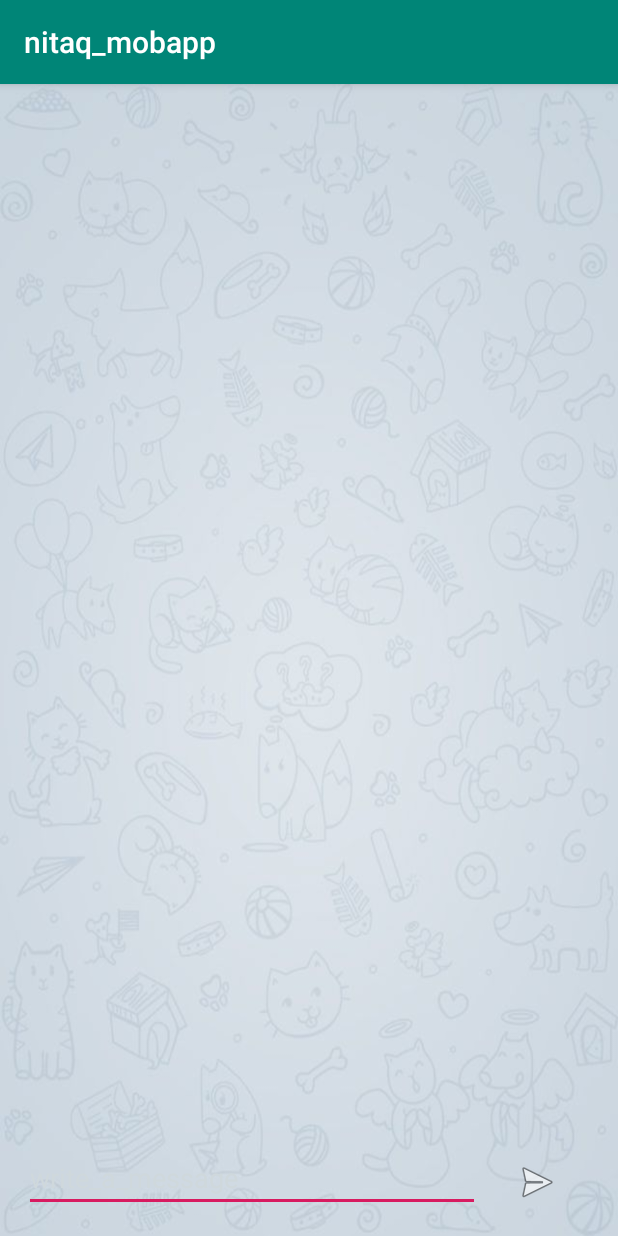
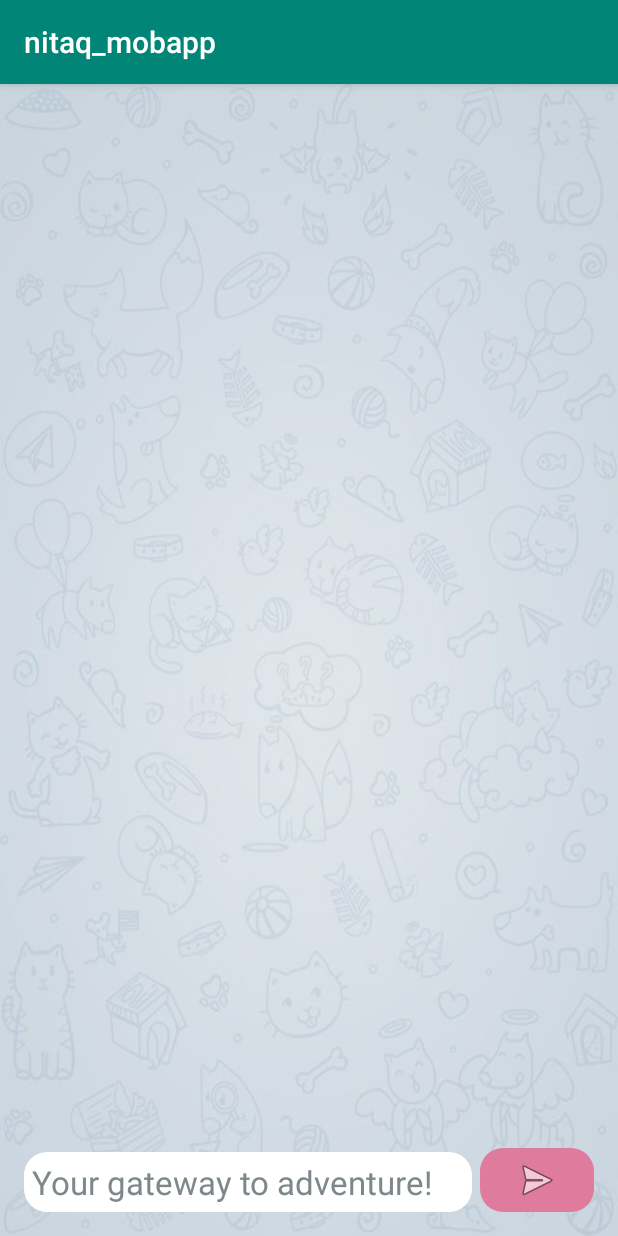
Before and after one commit to BrylleGomez/nitaq-mobile, an Android app: the ChatActivity screen opened directly, with no data from a screen before it, on a phone screen of 412 x 824 dp. Run offline under Robolectric (Android 15) with nearby library versions, the phone set to English and light mode, and no system bars.

Commit message:
Worked on chat

```diff
--- a/app/build.gradle
+++ b/app/build.gradle
@@ -40,6 +40,7 @@ dependencies {
     androidTestImplementation 'androidx.test:runner:1.2.0'
     androidTestImplementation 'androidx.test.espresso:espresso-core:3.2.0'
     implementation 'androidx.navigation:navigation-fragment:2.1.0'
-    implementation 'androidx.navigation:navigation-ui:2.1.0'
+    implementation 'androidx.navigation:navigation-ui:2.2.2'
     implementation 'com.google.android.gms:play-services-location:17.0.0'
+    implementation 'com.android.support:cardview-v7:28.0.0'
 }
--- a/app/src/main/java/com/brylle/nitaq_mobapp/ChatActivity.java
+++ b/app/src/main/java/com/brylle/nitaq_mobapp/ChatActivity.java
@@ -1,6 +1,8 @@
 package com.brylle.nitaq_mobapp;
 
+import android.graphics.Color;
 import android.os.Bundle;
+import android.os.CountDownTimer;
 import android.view.Gravity;
 import android.view.View;
 import android.view.ViewGroup;
@@ -11,7 +13,11 @@ import android.widget.RelativeLayout;
 import android.widget.ScrollView;
 import android.widget.TextView;
 
+import androidx.annotation.ColorInt;
 import androidx.appcompat.app.AppCompatActivity;
+
+import java.util.HashMap;
+import java.util.Map;
 
 public class ChatActivity extends AppCompatActivity {
     LinearLayout layout;
@@ -32,23 +38,26 @@ public class ChatActivity extends AppCompatActivity {
         messageArea = findViewById(R.id.messageArea);
         scrollView = findViewById(R.id.scrollView);
 
-//        Firebase.setAndroidContext(this);
-//        reference1 = new Firebase("https://chatapp-60323.firebaseio.com/messages/" + UserDetails.username + "_" + UserDetails.chatWith);
-//        reference2 = new Firebase("https://chatapp-60323.firebaseio.com/messages/" + UserDetails.chatWith + "_" + UserDetails.username);
 
         sendButton.setOnClickListener(new View.OnClickListener() {
             @Override
             public void onClick(View v) {
                 String messageText = messageArea.getText().toString();
 
-//                if(!messageText.equals("")){
-//                    Map<String, String> map = new HashMap<String, String>();
-//                    map.put("message", messageText);
-//                    map.put("user", UserDetails.username);
-//                    reference1.push().setValue(map);
-//                    reference2.push().setValue(map);
-//                    messageArea.setText("");
-//                }
+                if(!messageText.equals("")){
+                    addMessageBox(messageText, 2);
+                    messageArea.setText("");
+
+                    new CountDownTimer(2000, 1000) {
+                        public void onFinish() {
+                            addMessageBox("I'm a bot!", 1);
+                        }
+
+                        public void onTick(long millisUntilFinished) {
+                            // millisUntilFinished    The amount of time until finished.
+                        }
+                    }.start();
+                }
             }
         });
 
@@ -94,15 +103,19 @@ public class ChatActivity extends AppCompatActivity {
         textView.setText(message);
 
         LinearLayout.LayoutParams lp2 = new LinearLayout.LayoutParams(ViewGroup.LayoutParams.WRAP_CONTENT, ViewGroup.LayoutParams.WRAP_CONTENT);
+        lp2.setMargins(3,3,3,3);
         lp2.weight = 7.0f;
-
+        textView.setPadding(25,15,25,25);
+        textView.setTextSize(20);
         if(type == 1) {
             lp2.gravity = Gravity.LEFT;
             textView.setBackgroundResource(R.drawable.bubble_in);
+            textView.setTextColor(Color.WHITE);
         }
         else{
             lp2.gravity = Gravity.RIGHT;
             textView.setBackgroundResource(R.drawable.bubble_out);
+            textView.setTextColor(Color.WHITE);
         }
         textView.setLayoutParams(lp2);
         layout.addView(textView);
--- /dev/null
+++ b/app/src/main/res/drawable-xxhdpi/btnbg.xml
@@ -0,0 +1,11 @@
+<?xml version="1.0" encoding="utf-8"?>
+<!--  res/drawable/rounded_edittext.xml -->
+<shape xmlns:android="http://schemas.android.com/apk/res/android"
+    android:shape="rectangle" android:padding="10dp">
+    <solid android:color="#DF7C9E"/>
+    <corners
+        android:bottomRightRadius="15dp"
+        android:bottomLeftRadius="15dp"
+        android:topLeftRadius="15dp"
+        android:topRightRadius="15dp"/>
+</shape>
--- /dev/null
+++ b/app/src/main/res/drawable/edtbg.xml
@@ -0,0 +1,11 @@
+<?xml version="1.0" encoding="utf-8"?>
+<!--  res/drawable/rounded_edittext.xml -->
+<shape xmlns:android="http://schemas.android.com/apk/res/android"
+    android:shape="rectangle" android:padding="10dp">
+    <solid android:color="#FFFFFF"/>
+    <corners
+        android:bottomRightRadius="15dp"
+        android:bottomLeftRadius="15dp"
+        android:topLeftRadius="15dp"
+        android:topRightRadius="15dp"/>
+</shape>
--- a/app/src/main/res/layout/message_place.xml
+++ b/app/src/main/res/layout/message_place.xml
@@ -2,25 +2,35 @@
 <LinearLayout xmlns:android="http://schemas.android.com/apk/res/android"
     android:layout_width="match_parent"
     android:layout_height="match_parent"
+    xmlns:app="http://schemas.android.com/apk/res-auto"
     android:gravity="bottom"
     android:orientation="horizontal">
 
     <EditText
+        android:id="@+id/messageArea"
         android:layout_width="match_parent"
         android:layout_height="wrap_content"
+        android:layout_marginRight="5dp"
         android:layout_weight="1"
-        android:textColorHint="#CFD8DC"
-        android:textColor="#CFD8DC"
-        android:hint="write_a_message"
-        android:id="@+id/messageArea"
+        android:background="@drawable/edtbg"
+        android:hint="Your gateway to adventure!"
         android:maxHeight="80dp"
-        />
+        android:paddingLeft="5dp"
+        android:paddingTop="5dp"
+        android:paddingRight="5dp"
+        android:paddingBottom="5dp"
+        android:textColor="#000000"
+        android:textColorHint="#7E888A"
+        android:textSize="22sp" />
 
     <ImageView
+        android:id="@+id/sendButton"
         android:layout_width="match_parent"
         android:layout_height="wrap_content"
         android:layout_weight="4"
-        android:padding="4dp"
-        android:src="@android:drawable/ic_menu_send"
-        android:id="@+id/sendButton"/>
+        android:background="@drawable/btnbg"
+        android:padding="5dp"
+        android:src="@android:drawable/ic_menu_send" />
+
+
 </LinearLayout>
```
